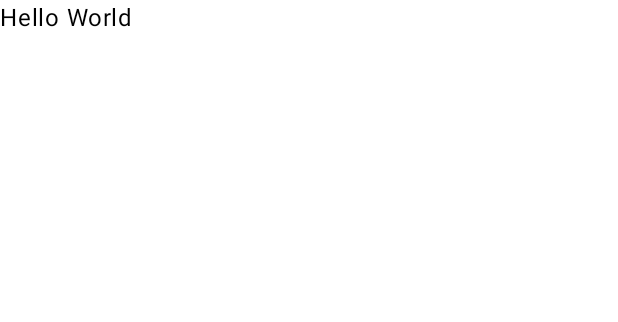
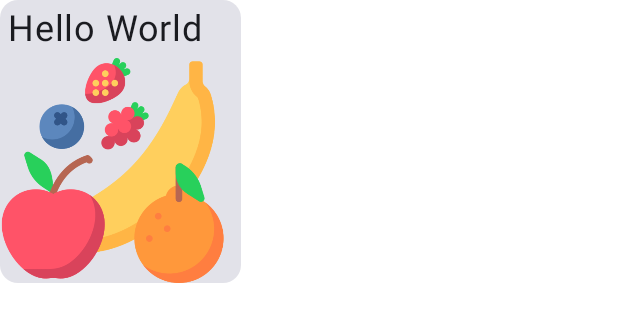
Before and after one commit to Abhaykekre/Flash-JetpackCompose, an Android app built with Jetpack Compose: the @Preview function GreetingPreview, on a phone screen of 412 x 824 dp. Shown: the top 322 px of the screen. Run offline under Robolectric (Android 15) with nearby library versions, the phone set to English and light mode, and no system bars.

Commit message:
creating FlashApp and StartScreen file

```diff
--- /dev/null
+++ b/app/src/main/java/com/example/flash/data/DataSource.kt
@@ -0,0 +1,4 @@
+package com.example.flash.data
+
+object DataSource {
+}
--- a/app/src/main/java/com/example/flash/ui/StartScreen.kt
+++ b/app/src/main/java/com/example/flash/ui/StartScreen.kt
@@ -1,9 +1,41 @@
 package com.example.flash.ui
 
+import android.widget.Toast
+import androidx.compose.foundation.Image
+import androidx.compose.foundation.clickable
+import androidx.compose.foundation.layout.Column
+import androidx.compose.foundation.layout.padding
+import androidx.compose.foundation.layout.size
+import androidx.compose.foundation.layout.width
+import androidx.compose.material3.Card
 import androidx.compose.material3.Text
 import androidx.compose.runtime.Composable
+import androidx.compose.ui.Modifier
+import androidx.compose.ui.platform.LocalContext
+import androidx.compose.ui.res.painterResource
+import androidx.compose.ui.unit.dp
+import androidx.compose.ui.unit.sp
+import com.example.flash.R
 
 @Composable
 fun StartScreen() {
-     Text(text = "Hello World")
+     val context = LocalContext.current
+     Card (modifier = Modifier.clickable {
+          Toast.makeText(context, "This card was clicked", Toast.LENGTH_SHORT).show()
+     }) {
+          Column (
+               modifier = Modifier.padding(5.dp)
+          ) {
+               Text(
+                    text = "Hello World",
+                    fontSize = 24.sp,
+                    modifier = Modifier.width(150.dp)
+               )
+          }
+          Image(
+               painter = painterResource(id = R.drawable.fruits),
+               contentDescription = "" ,
+               modifier = Modifier.size(150.dp)
+          )
+     }
 }
```
Also changed, not shown: app/src/main/java/com/example/flash/data/Categories.kt (added, +9 -0 lines), app/src/main/res/values/strings.xml (+12 -0 lines), app/src/main/res/drawable/fruits.png (added).
